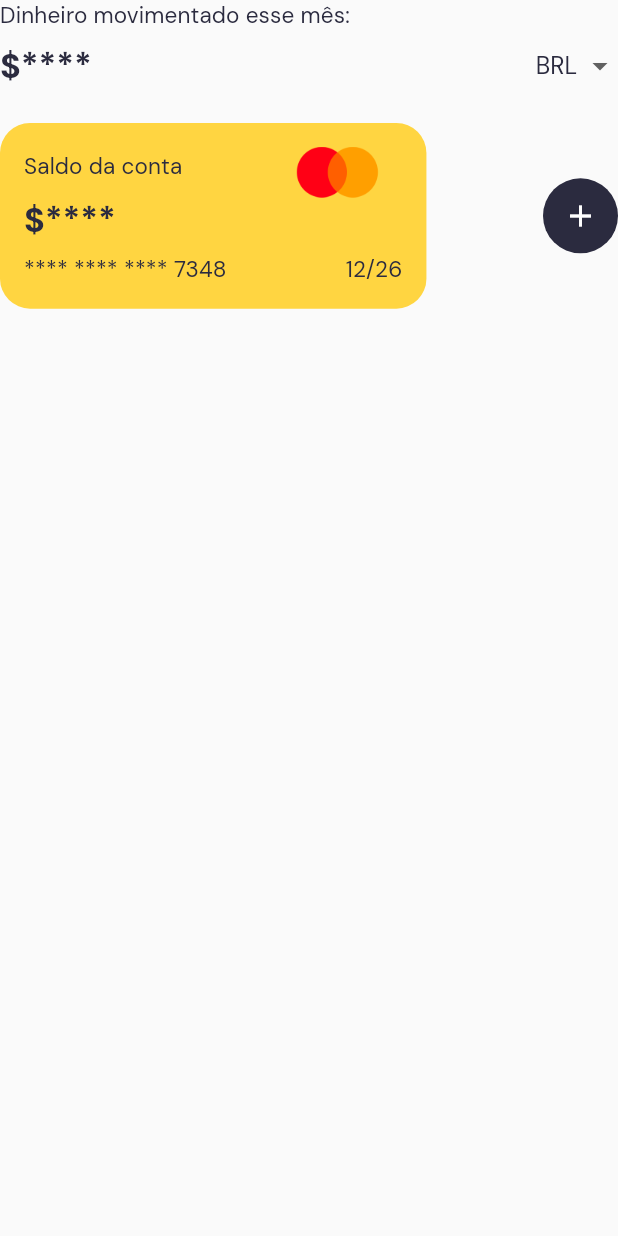
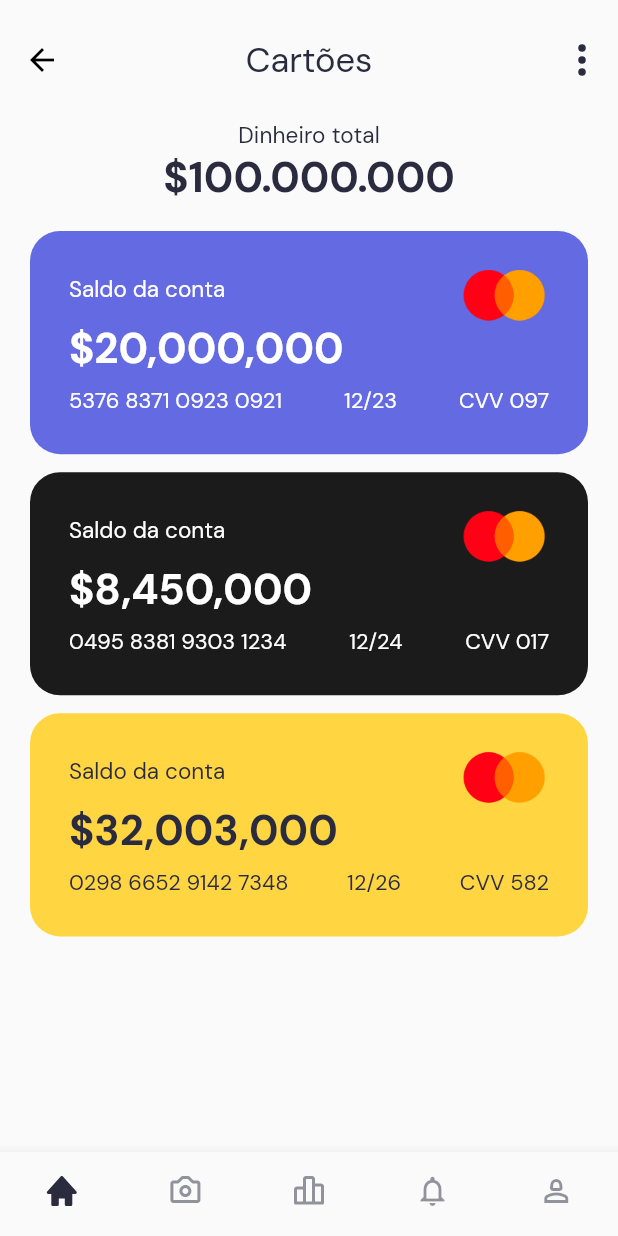
Before and after one commit to LucasCorreia01/boli, a Flutter app: the BalanceSection widget shown alone on an empty page, opened directly with empty values, after a tap on the "add" icon, on a phone screen of 412 x 824 dp. Run offline on Flutter 3.47's test engine with Material 2 defaults, Android fonts, the phone set to English and light mode, and no system bars; our stand-ins replace icons_plus, local_auth, page_transition.

Commit message:
card screen finished

```diff
--- /dev/null
+++ b/lib/components/card_credit_item.dart
@@ -0,0 +1,107 @@
+import 'package:flutter/material.dart';
+
+class CardCreditItem extends StatelessWidget {
+  final String balanceCard;
+  final String cardNumber;
+  final String cvv;
+  final String dueDate;
+  final Color colorCard;
+  final Color colorText;
+  final IconData iconCard;
+  const CardCreditItem({
+    super.key,
+    required this.balanceCard,
+    required this.cardNumber,
+    required this.cvv,
+    required this.dueDate,
+    required this.colorCard,
+    required this.colorText,
+    required this.iconCard,
+  });
+
+  @override
+  Widget build(BuildContext context) {
+    return Padding(
+      padding: const EdgeInsets.symmetric(horizontal: 20.0, vertical: 6),
+      child: Container(
+        decoration: BoxDecoration(
+          color: colorCard,
+          borderRadius: BorderRadius.circular(20),
+        ),
+        child: Padding(
+          padding: const EdgeInsets.all(26.0),
+          child: Column(
+            crossAxisAlignment: CrossAxisAlignment.start,
+            children: [
+              Row(
+                mainAxisAlignment: MainAxisAlignment.spaceBetween,
+                crossAxisAlignment: CrossAxisAlignment.start,
+                children: [
+                  SizedBox(
+                    width: (MediaQuery.of(context).size.width * 0.7) * 0.62,
+                    child: Padding(
+                      padding: const EdgeInsets.only(top: 3.0),
+                      child: Text(
+                        'Saldo da conta',
+                        style: TextStyle(
+                            color: colorText,
+                            fontSize: 15,
+                            overflow: TextOverflow.ellipsis),
+                      ),
+                    ),
+                  ),
+                  SizedBox(
+                    width: 60,
+                    child: Image.asset(
+                      'assets/images/mastercard-logo.png',
+                    ),
+                  ),
+                ],
+              ),
+              Text(
+                '\$$balanceCard',
+                style: TextStyle(
+                    fontWeight: FontWeight.bold,
+                    fontSize: 28,
+                    color: colorText,
+                    overflow: TextOverflow.ellipsis),
+              ),
+              Padding(
+                padding: const EdgeInsets.only(top: 8.0),
+                child: Row(
+                  mainAxisAlignment: MainAxisAlignment.spaceBetween,
+                  children: [
+                    Text(
+                      cardNumber,
+                      style: TextStyle(
+                        color: colorText,
+                        fontSize: 14.5,
+                        overflow: TextOverflow.ellipsis,
+                      ),
+                    ),
+                    Text(
+                      dueDate,
+                      style: TextStyle(
+                        color: colorText,
+                        fontSize: 14.5,
+                        overflow: TextOverflow.ellipsis,
+                      ),
+                    ),
+                    Text(
+                      'CVV $cvv',
+                      style: TextStyle(
+                        color: colorText,
+                        fontSize: 14.5,
+                        overflow: TextOverflow.ellipsis,
+                      ),
+                    )
+                  ],
+                ),
+              )
+            ],
+          ),
+        ),
+      ),
+    );
+  }
+}
--- a/lib/components/card_item.dart
+++ b/lib/components/card_item_home.dart
@@ -1,9 +1,9 @@
 import 'package:flutter/material.dart';
 
-class CardItem extends StatelessWidget {
+class CardItemHome extends StatelessWidget {
   final String title;
   final Icon icon;
-  const CardItem({
+  const CardItemHome({
     super.key,
     required this.title,
     required this.icon,
--- a/lib/main.dart
+++ b/lib/main.dart
@@ -1,8 +1,10 @@
 import 'package:boli_digital_bank/screens/autentication_screen.dart';
+import 'package:boli_digital_bank/screens/card_screen.dart';
 import 'package:boli_digital_bank/screens/home_screen.dart';
 import 'package:boli_digital_bank/theme/boli_theme.dart';
 import 'package:flutter/material.dart';
 import 'package:flutter/services.dart';
+import 'package:page_transition/page_transition.dart';
 
 void main() {
   WidgetsFlutterBinding.ensureInitialized();
@@ -30,6 +32,14 @@ class MainApp extends StatelessWidget {
           return MaterialPageRoute(builder: (context) {
             return const HomeScreen();
           });
+        } else if (settings.name == 'screen-card') {
+            return PageTransition(
+              settings: settings,
+              type: PageTransitionType.bottomToTop,
+              child: const CardScreen(),
+              childCurrent: const HomeScreen(),
+              isIos: true
+            );
         } else {
           return MaterialPageRoute(builder: (context) {
             return const AuthenticationScreen();
--- /dev/null
+++ b/lib/screens/card_screen.dart
@@ -0,0 +1,135 @@
+import 'package:boli_digital_bank/components/card_credit_item.dart';
+import 'package:flutter/material.dart';
+import 'package:icons_plus/icons_plus.dart';
+
+class CardScreen extends StatelessWidget {
+  const CardScreen({super.key});
+
+  @override
+  Widget build(BuildContext context) {
+    return Scaffold(
+      appBar: AppBar(
+        backgroundColor: Colors.transparent,
+        title: Text(
+          'Cartões',
+          style: Theme.of(context).textTheme.displayMedium,
+        ),
+        toolbarHeight: 80,
+        centerTitle: true,
+        actions: [
+          IconButton(
+              onPressed: () {},
+              icon: Column(
+                mainAxisAlignment: MainAxisAlignment.center,
+                children: [
+                  Container(
+                    width: 5,
+                    height: 5,
+                    decoration: BoxDecoration(
+                      color: Theme.of(context).primaryColorDark,
+                      borderRadius: BorderRadius.circular(5),
+                    ),
+                  ),
+                  Padding(
+                    padding: const EdgeInsets.all(3.0),
+                    child: Container(
+                      width: 5,
+                      height: 5,
+                      decoration: BoxDecoration(
+                        color: Theme.of(context).primaryColorDark,
+                        borderRadius: BorderRadius.circular(5),
+                      ),
+                    ),
+                  ),
+                  Container(
+                    width: 5,
+                    height: 5,
+                    decoration: BoxDecoration(
+                      color: Theme.of(context).primaryColorDark,
+                      borderRadius: BorderRadius.circular(5),
+                    ),
+                  )
+                ],
+              ))
+        ],
+      ),
+      body: Center(
+          child: Column(
+        children: [
+          Padding(
+            padding: const EdgeInsets.only(bottom: 12.0),
+            child: Column(
+              children: [
+                Text(
+                  'Dinheiro total',
+                  style: Theme.of(context).textTheme.titleSmall,
+                ),
+                Text(
+                  '\$100.000.000',
+                  style: Theme.of(context).textTheme.titleLarge,
+                ),
+              ],
+            ),
+          ),
+          const CardCreditItem(
+            balanceCard: '20,000,000',
+            cardNumber: '5376 8371 0923 0921',
+            cvv: '097',
+            dueDate: '12/23',
+            colorCard: Color.fromRGBO(100, 106, 226, 1),
+            colorText: Colors.white,
+            iconCard: BoxIcons.bxl_visa,
+          ),
+          const CardCreditItem(
+            balanceCard: '8,450,000',
+            cardNumber: '0495 8381 9303 1234',
+            cvv: '017',
+            dueDate: '12/24',
+            colorCard: Color.fromRGBO(27, 27, 27, 1),
+            colorText: Colors.white,
+            iconCard: BoxIcons.bxl_visa,
+          ),
+          CardCreditItem(
+            balanceCard: '32,003,000',
+            cardNumber: '0298 6652 9142 7348',
+            cvv: '582',
+            dueDate: '12/26',
+            colorCard: Theme.of(context).primaryColor,
+            colorText: Theme.of(context).primaryColorDark,
+            iconCard: BoxIcons.bxl_visa,
+          ),
+        ],
+      )),
+      bottomNavigationBar: BottomNavigationBar(
+        showSelectedLabels: false,
+        showUnselectedLabels: false,
+        selectedItemColor: Theme.of(context).primaryColorDark,
+        unselectedItemColor: Theme.of(context).dividerColor,
+        type: BottomNavigationBarType.fixed,
+        currentIndex: 0,
+        items: const [
+          BottomNavigationBarItem(
+            icon: Icon(BoxIcons.bxs_home),
+            label: 'Home',
+          ),
+          BottomNavigationBarItem(
+            icon: Icon(BoxIcons.bx_camera),
+            label: 'Escanear',
+          ),
+          BottomNavigationBarItem(
+            icon: Icon(BoxIcons.bx_bar_chart_alt_2),
+            label: 'Investimentos',
+          ),
+          BottomNavigationBarItem(
+            icon: Icon(Icons.notifications_none),
+            label: 'Notificações',
+          ),
+          BottomNavigationBarItem(
+            icon: Icon(Icons.person_2_outlined),
+            label: 'Perfil',
+          ),
+        ],
+      ),
+    );
+  }
+}
--- a/lib/screens/home_screen.dart
+++ b/lib/screens/home_screen.dart
@@ -29,7 +29,7 @@ class _HomeScreenState extends State<HomeScreen> {
           padding: const EdgeInsets.all(8.0),
           child: Text(
             '$salutation, Lucas!',
-            style: Theme.of(context).textTheme.titleLarge,
+            style: Theme.of(context).textTheme.titleMedium,
           ),
         ),
         elevation: 0,
@@ -44,7 +44,14 @@ class _HomeScreenState extends State<HomeScreen> {
             },
             icon: (balanceVisibility)
                 ? const Icon(Icons.visibility_off_outlined)
-                  : const Icon(Icons.visibility_outlined))
+                : const Icon(Icons.visibility_outlined),
+          ),
+          IconButton(
+            onPressed: () {
+              Navigator.of(context).pushReplacementNamed('login-screen');
+            },
+            icon: const Icon(Icons.exit_to_app)
+          )
         ],
       ),
       body: ListView(
--- a/lib/screens/sections/home_screens_sections/balance_section.dart
+++ b/lib/screens/sections/home_screens_sections/balance_section.dart
@@ -58,7 +58,9 @@ class _BalanceSectionState extends State<BalanceSection> {
             children: [
               CreditCardHome(balanceVisibility: widget.balanceVisibility),
               InkWell(
-                onTap: () => print('Item tocado'),
+                onTap: () {
+                  Navigator.of(context).pushNamed('screen-card');
+                },
                 borderRadius: BorderRadius.circular(100),
                 child: Container(
                   width: 50,
--- a/lib/screens/sections/home_screens_sections/income_section.dart
+++ b/lib/screens/sections/home_screens_sections/income_section.dart
@@ -1,4 +1,4 @@
-import 'package:boli_digital_bank/components/card_item.dart';
+import 'package:boli_digital_bank/components/card_item_home.dart';
 import 'package:flutter/material.dart';
 import 'package:icons_plus/icons_plus.dart';
 
@@ -42,7 +42,7 @@ class IncomeSection extends StatelessWidget {
           Row(
             mainAxisAlignment: MainAxisAlignment.spaceBetween,
             children: [
-              CardItem(
+              CardItemHome(
                 title: 'Empresa',
                 icon: Icon(
                   Icons.paypal_rounded,
@@ -50,15 +50,15 @@ class IncomeSection extends StatelessWidget {
                   size: 24,
                 ),
               ),
-              CardItem(
-                title: 'Ventas día',
+              CardItemHome(
+                title: 'Vendas diárias',
                 icon: Icon(
                   Icons.offline_bolt,
                   color: Theme.of(context).highlightColor,
                   size: 24,
                 ),
               ),
-              CardItem(
+              CardItemHome(
                 title: 'Social',
                 icon: Icon(
                   Bootstrap.instagram,
--- a/lib/theme/boli_theme.dart
+++ b/lib/theme/boli_theme.dart
@@ -46,6 +46,11 @@ ThemeData boliTheme = ThemeData(
     bodyMedium: const TextStyle(
       fontSize: 13,
       overflow: TextOverflow.ellipsis
+    ),
+    displayMedium: TextStyle(
+      fontSize: 23,
+      fontWeight: FontWeight.normal,
+      color: ThemeColors.onPrimaryColor,
     )
   ),
   appBarTheme: const AppBarTheme(
--- a/pubspec.yaml
+++ b/pubspec.yaml
@@ -16,6 +16,7 @@ dev_dependencies:
   flutter_lints: ^2.0.0
   icons_plus: ^4.0.0
   local_auth: ^2.1.6
+  page_transition: "^2.0.9"
 
 flutter:
   uses-material-design: true
```
Also changed, not shown: pubspec.lock. Lines whose indentation alone changed are shown as unchanged.
